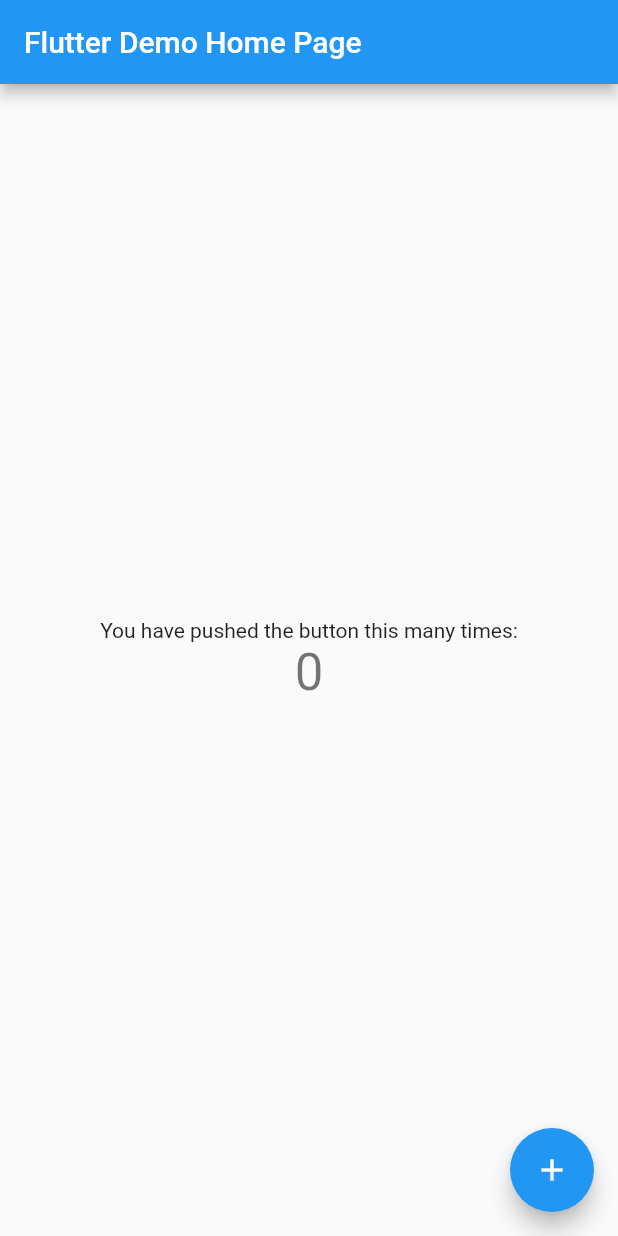
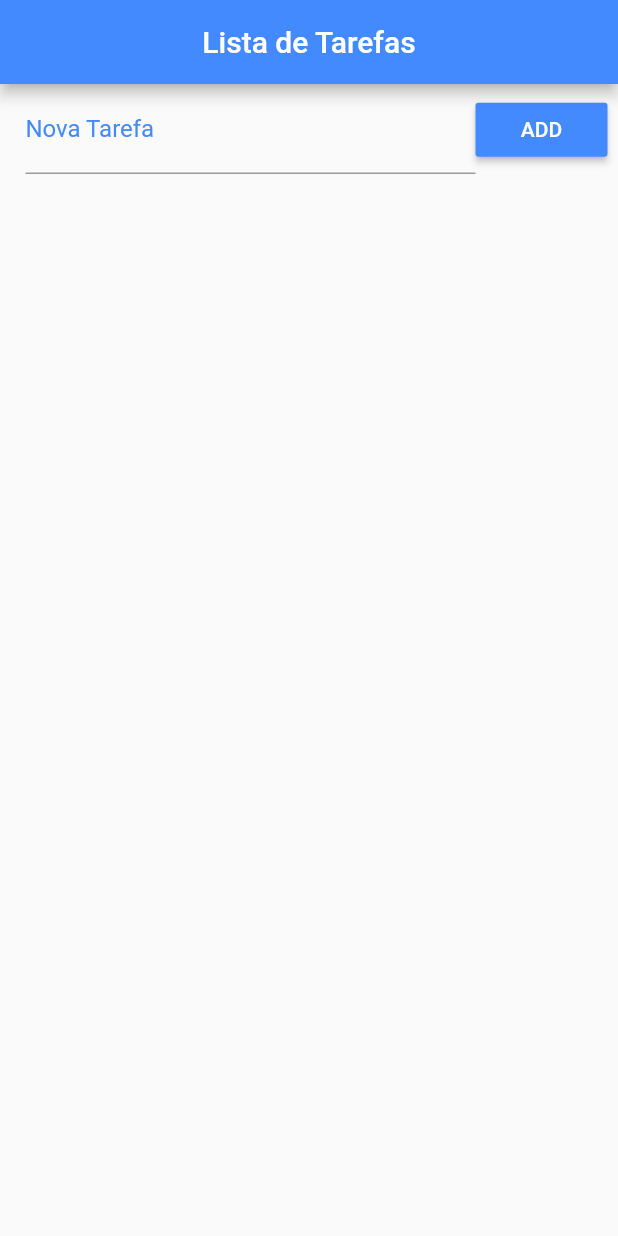
Before and after one commit to NeyBrito/appListadeTarefas_dart, a Flutter app: the screen it shows after launch, on a phone screen of 412 x 824 dp. Run offline on Flutter 3.47's test engine with Material 2 defaults, Android fonts, the phone set to English and light mode, and no system bars.

Commit message:
App de Tarefas Finalizado

```diff
--- a/lib/main.dart
+++ b/lib/main.dart
@@ -1,113 +1,185 @@
+import 'dart:convert';
+import 'dart:io';
+
 import 'package:flutter/material.dart';
+import 'package:path_provider/path_provider.dart';
 
-void main() {
-  runApp(MyApp());
+void main(){
+  runApp(MaterialApp(
+    home: Home(),
+  ));
 }
 
-class MyApp extends StatelessWidget {
-  // This widget is the root of your application.
+class Home extends StatefulWidget {
+  const Home({Key? key}) : super(key: key);
+
   @override
-  Widget build(BuildContext context) {
-    return MaterialApp(
-      title: 'Flutter Demo',
-      theme: ThemeData(
-        // This is the theme of your application.
-        //
-        // Try running your application with "flutter run". You'll see the
-        // application has a blue toolbar. Then, without quitting the app, try
-        // changing the primarySwatch below to Colors.green and then invoke
-        // "hot reload" (press "r" in the console where you ran "flutter run",
-        // or simply save your changes to "hot reload" in a Flutter IDE).
-        // Notice that the counter didn't reset back to zero; the application
-        // is not restarted.
-        primarySwatch: Colors.blue,
-      ),
-      home: MyHomePage(title: 'Flutter Demo Home Page'),
-    );
-  }
+  _HomeState createState() => _HomeState();
 }
 
-class MyHomePage extends StatefulWidget {
-  MyHomePage({Key? key, required this.title}) : super(key: key);
+class _HomeState extends State<Home> {
 
-  // This widget is the home page of your application. It is stateful, meaning
-  // that it has a State object (defined below) that contains fields that affect
-  // how it looks.
+  final _toDoController = TextEditingController();
+  List _toDoList = []; //lista par salvar os dados
 
-  // This class is the configuration for the state. It holds the values (in this
-  // case the title) provided by the parent (in this case the App widget) and
-  // used by the build method of the State. Fields in a Widget subclass are
-  // always marked "final".
-
-  final String title;
+  late Map<String, dynamic> _lastRemoved;
+  late int _lastRemovedPos;
 
   @override
-  _MyHomePageState createState() => _MyHomePageState();
-}
+  void initState(){
+    super.initState();
+    _readData().then((data) {
+      setState(() {
+        _toDoList = json.decode(data!);
+      });
+    });
+  }
 
-class _MyHomePageState extends State<MyHomePage> {
-  int _counter = 0;
 
-  void _incrementCounter() {
+  void _addToDo(){
     setState(() {
-      // This call to setState tells the Flutter framework that something has
-      // changed in this State, which causes it to rerun the build method below
-      // so that the display can reflect the updated values. If we changed
-      // _counter without calling setState(), then the build method would not be
-      // called again, and so nothing would appear to happen.
-      _counter++;
+      Map<String, dynamic> newToDo = Map();
+      newToDo["title"] = _toDoController.text;
+      _toDoController.text = "";
+      newToDo["ok"] = false;
+      _toDoList.add(newToDo);
+      _saveData();
     });
+  }
+
+  Future <Null> _refresh() async{
+    await Future.delayed(Duration(seconds: 1));
+
+    setState(() {
+      _toDoList.sort((a,b){
+        if(a["ok"]&& !b["ok"]) return 1;
+        else if(!a["ok"] && b["ok"]) return -1;
+        else return 0;
+      });
+      _saveData();
+    });
+    return null;
   }
 
   @override
   Widget build(BuildContext context) {
-    // This method is rerun every time setState is called, for instance as done
-    // by the _incrementCounter method above.
-    //
-    // The Flutter framework has been optimized to make rerunning build methods
-    // fast, so that you can just rebuild anything that needs updating rather
-    // than having to individually change instances of widgets.
     return Scaffold(
       appBar: AppBar(
-        // Here we take the value from the MyHomePage object that was created by
-        // the App.build method, and use it to set our appbar title.
-        title: Text(widget.title),
+        title: Text ("Lista de Tarefas"),
+        backgroundColor: Colors.blueAccent,
+        centerTitle: true,
       ),
-      body: Center(
-        // Center is a layout widget. It takes a single child and positions it
-        // in the middle of the parent.
-        child: Column(
-          // Column is also a layout widget. It takes a list of children and
-          // arranges them vertically. By default, it sizes itself to fit its
-          // children horizontally, and tries to be as tall as its parent.
-          //
-          // Invoke "debug painting" (press "p" in the console, choose the
-          // "Toggle Debug Paint" action from the Flutter Inspector in Android
-          // Studio, or the "Toggle Debug Paint" command in Visual Studio Code)
-          // to see the wireframe for each widget.
-          //
-          // Column has various properties to control how it sizes itself and
-          // how it positions its children. Here we use mainAxisAlignment to
-          // center the children vertically; the main axis here is the vertical
-          // axis because Columns are vertical (the cross axis would be
-          // horizontal).
-          mainAxisAlignment: MainAxisAlignment.center,
-          children: <Widget>[
-            Text(
-              'You have pushed the button this many times:',
+      body: Column(
+        children: <Widget>[
+          Container(
+            padding: EdgeInsets.fromLTRB(17.0, 1.0, 7.0, 1.0),
+            child: Row(
+              children: <Widget>[
+                Expanded(
+                    child:TextField(
+                      controller: _toDoController,
+                      decoration: InputDecoration(
+                          labelText: "Nova Tarefa",
+                          labelStyle: TextStyle(color: Colors.blueAccent)
+                      ),
+                    ),
+                ),
+                RaisedButton(
+                  color: Colors.blueAccent,
+                  onPressed: _addToDo,
+                  child: Text("ADD"),
+                  textColor: Colors.white,
+                  ),
+              ],
             ),
-            Text(
-              '$_counter',
-              style: Theme.of(context).textTheme.headline4,
-            ),
-          ],
+          ),
+          Expanded(
+              child: RefreshIndicator(onRefresh: _refresh,
+              child: ListView.builder(
+                  padding: EdgeInsets.only(top: 10.0),
+                  itemCount: _toDoList.length,
+                  itemBuilder: buildItem),
+              )
+          )
+        ],
+      ),
+    );
+  }
+
+  Widget buildItem(context, index){
+    return Dismissible(
+      key: Key(DateTime.now().microsecondsSinceEpoch.toString()),
+      background: Container(
+        color: Colors.red,
+        child: Align(
+          alignment: Alignment(-0.9,0.0),
+          child: Icon(Icons.delete, color: Colors.white,),
         ),
       ),
-      floatingActionButton: FloatingActionButton(
-        onPressed: _incrementCounter,
-        tooltip: 'Increment',
-        child: Icon(Icons.add),
-      ), // This trailing comma makes auto-formatting nicer for build methods.
+        direction: DismissDirection.startToEnd,
+        child:CheckboxListTile(
+          title: Text(_toDoList[index]["title"]),
+          value: _toDoList[index]["ok"],
+          secondary: CircleAvatar(
+            child: Icon(_toDoList[index]["ok"] ?
+            Icons.check : Icons.error
+            ),
+          ), onChanged: (c) {
+          setState(() {
+            _toDoList[index]["ok"] = c;
+            _saveData();
+          });
+        },
+      ),
+
+      onDismissed: (direction){
+        setState(() {
+          _lastRemoved = Map.from(_toDoList[index]);
+          _lastRemovedPos = index;
+          _toDoList.removeAt(index);
+
+          _saveData();
+
+          final snack = SnackBar(
+
+            content: Text("Tarefa \"${_lastRemoved["title"]}\" removida"),
+            action: SnackBarAction(label: "Desfazer",
+                onPressed: (){
+                  setState(() {
+                    _toDoList.insert(_lastRemovedPos, _lastRemoved);
+                    _saveData();
+                  });
+               }
+            ),
+            duration: Duration(seconds: 2),
+          );
+          Scaffold.of(context).removeCurrentSnackBar();
+          Scaffold.of(context).showSnackBar(snack);
+        });
+      },
     );
   }
+
+  Future<File> _getFile() async{ //Buscando arquivo de dados
+    final directory = await getApplicationDocumentsDirectory();
+    return File("${directory.path}/data.json");
+  }
+
+  Future<File> _saveData() async { //Salvando arquivo de dados
+    String data = json.encode(_toDoList);
+    final file = await _getFile();
+    return file.writeAsString(data);
+  }
+
+  Future<String?> _readData() async{
+    try{
+      final file = await _getFile();
+      return file.readAsString();
+    } catch(e){
+      return null;
+    }
+  }
 }
+
+mixin _scaffoldKey {
+}
--- a/pubspec.yaml
+++ b/pubspec.yaml
@@ -28,6 +28,7 @@ dependencies:
   # The following adds the Cupertino Icons font to your application.
   # Use with the CupertinoIcons class for iOS style icons.
   cupertino_icons: ^1.0.2
+  path_provider: "^0.4.1"
 
 dev_dependencies:
   flutter_test:
@@ -43,6 +44,8 @@ flutter:
   # included with your application, so that you can use the icons in
   # the material Icons class.
   uses-material-design: true
+
+
 
   # To add assets to your application, add an assets section, like this:
   # assets:
```
Also changed, not shown: pubspec.lock, 1 other file.
